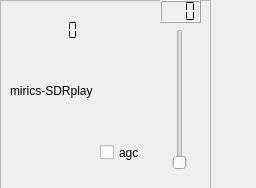
The window that src/input/sdrplay/sdrplay-widget.ui (JvanKatwijk/qt-dab) describes before a commit, drawn with Qt 5.
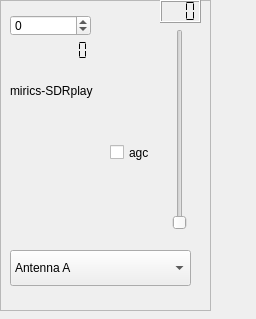
The same window after the commit.

Patch:
```diff
--- a/src/input/sdrplay/sdrplay-widget.ui
+++ b/src/input/sdrplay/sdrplay-widget.ui
@@ -7,7 +7,7 @@
     <x>0</x>
     <y>0</y>
     <width>256</width>
-    <height>188</height>
+    <height>319</height>
    </rect>
   </property>
   <property name="windowTitle">
@@ -19,7 +19,7 @@
      <x>0</x>
      <y>0</y>
      <width>211</width>
-     <height>221</height>
+     <height>311</height>
     </rect>
    </property>
    <property name="frameShape">
@@ -57,8 +57,8 @@
    <widget class="QLCDNumber" name="api_version">
     <property name="geometry">
      <rect>
-      <x>10</x>
-      <y>20</y>
+      <x>20</x>
+      <y>40</y>
       <width>91</width>
       <height>21</height>
      </rect>
@@ -76,7 +76,7 @@
       <x>170</x>
       <y>29</y>
       <width>20</width>
-      <height>141</height>
+      <height>201</height>
      </rect>
     </property>
     <property name="orientation">
@@ -102,7 +102,7 @@
    <widget class="QCheckBox" name="agcControl">
     <property name="geometry">
      <rect>
-      <x>100</x>
+      <x>110</x>
       <y>140</y>
       <width>51</width>
       <height>25</height>
@@ -112,6 +112,55 @@
      <string>agc</string>
     </property>
    </widget>
+   <widget class="QSpinBox" name="ppmControl">
+    <property name="geometry">
+     <rect>
+      <x>10</x>
+      <y>15</y>
+      <width>81</width>
+      <height>21</height>
+     </rect>
+    </property>
+    <property name="minimum">
+     <number>-200</number>
+    </property>
+    <property name="maximum">
+     <number>200</number>
+    </property>
+   </widget>
+   <widget class="QLabel" name="serialNumber">
+    <property name="geometry">
+     <rect>
+      <x>10</x>
+      <y>210</y>
+      <width>141</width>
+      <height>20</height>
+     </rect>
+    </property>
+    <property name="text">
+     <string/>
+    </property>
+   </widget>
+   <widget class="QComboBox" name="antennaSelector">
+    <property name="geometry">
+     <rect>
+      <x>10</x>
+      <y>250</y>
+      <width>181</width>
+      <height>36</height>
+     </rect>
+    </property>
+    <item>
+     <property name="text">
+      <string>Antenna A</string>
+     </property>
+    </item>
+    <item>
+     <property name="text">
+      <string>Antenna B</string>
+     </property>
+    </item>
+   </widget>
   </widget>
  </widget>
  <resources/>
```
